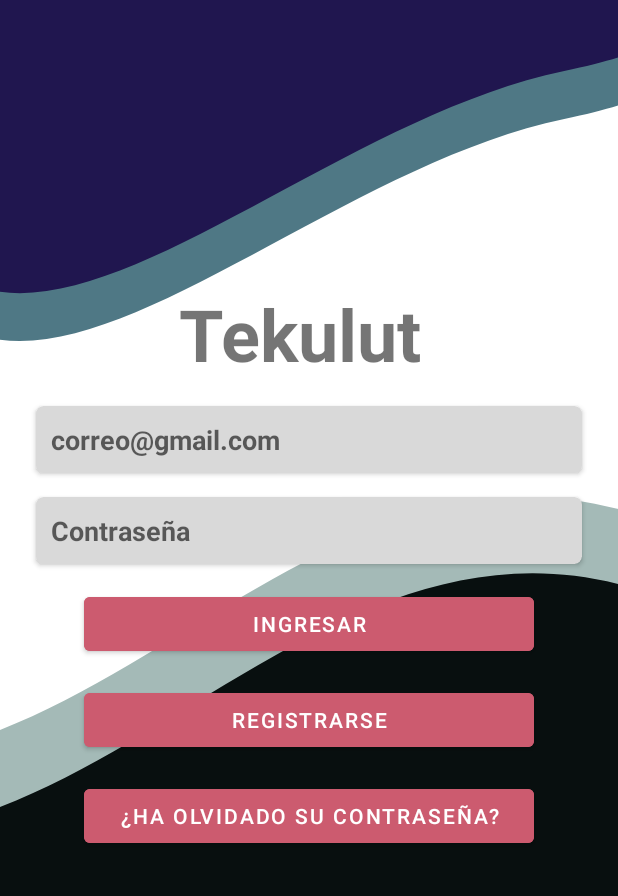
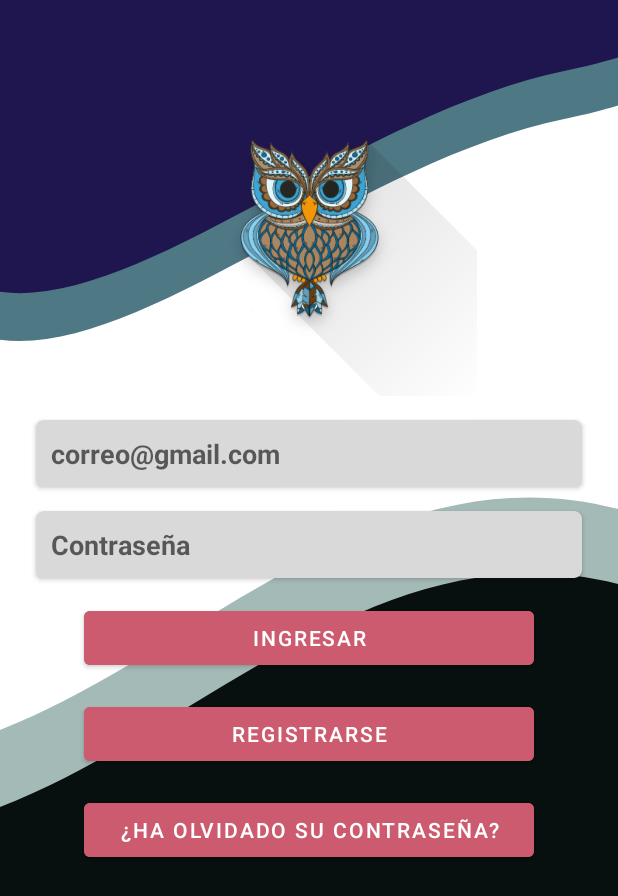
Before and after one commit to ChristianCB16/Tochtli_app_UCA_version, an Android app: the screen it shows after launch (MainActivity), on a phone screen of 412 x 824 dp. Shown: the top 896 px of the screen. Run offline under Robolectric (Android 15) with nearby library versions, the phone set to English and light mode, and no system bars; our stand-ins replace Firebase (no records; nobody signed in at launch, a user with empty details on screens opened directly); libraries missing offline, so code that uses them is left out: com.basgeekball.awesomevalidation; 4 statements that could not run were skipped.

Commit message:
Actualizaciones
Main
Registrar

```diff
--- a/TochtliApp2/app/src/main/res/layout/activity_main.xml
+++ b/TochtliApp2/app/src/main/res/layout/activity_main.xml
@@ -7,18 +7,16 @@
     tools:context=".MainActivity"
     android:background="@drawable/prueba02">
 
-    <TextView
-        android:id="@+id/textView"
-        android:layout_width="wrap_content"
-        android:layout_height="wrap_content"
-        android:text="Tekulut "
-        android:textSize="48sp"
-        android:textStyle="bold"
+    <ImageView
+        android:id="@+id/imageView3"
+        android:layout_width="223dp"
+        android:layout_height="224dp"
         app:layout_constraintBottom_toBottomOf="parent"
         app:layout_constraintEnd_toEndOf="parent"
         app:layout_constraintStart_toStartOf="parent"
         app:layout_constraintTop_toTopOf="parent"
-        app:layout_constraintVertical_bias="0.25000002" />
+        app:layout_constraintVertical_bias="0.067"
+        app:srcCompat="@drawable/img" />
 
     <androidx.cardview.widget.CardView
         android:id="@+id/card_correo1"
@@ -33,7 +31,7 @@
         app:layout_constraintBottom_toBottomOf="parent"
         app:layout_constraintEnd_toEndOf="parent"
         app:layout_constraintStart_toStartOf="parent"
-        app:layout_constraintTop_toBottomOf="@+id/textView"
+        app:layout_constraintTop_toBottomOf="@+id/imageView3"
         app:layout_constraintVertical_bias="0.0">
 
         <EditText
```
Also changed, not shown: TochtliApp2/app/src/main/res/layout/activity_registrar.xml (+7 -9 lines).
